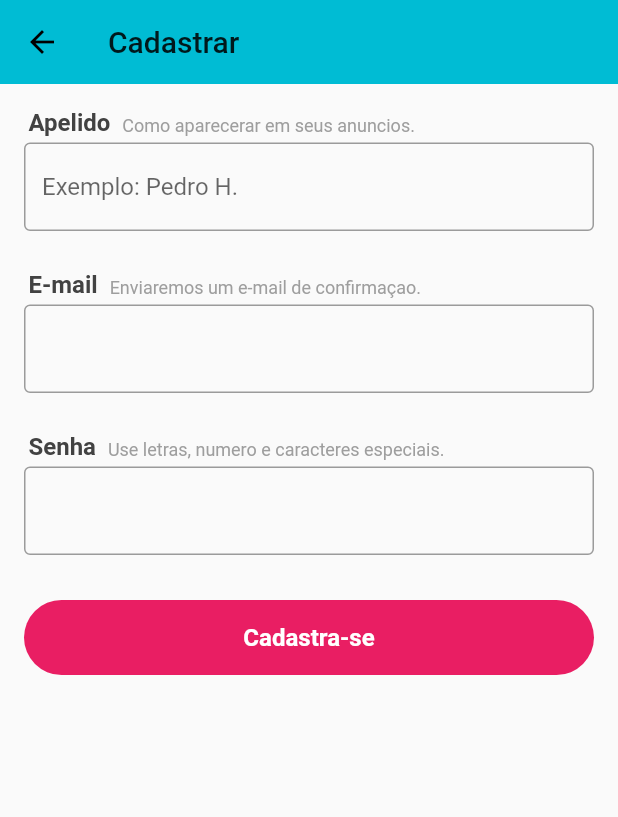
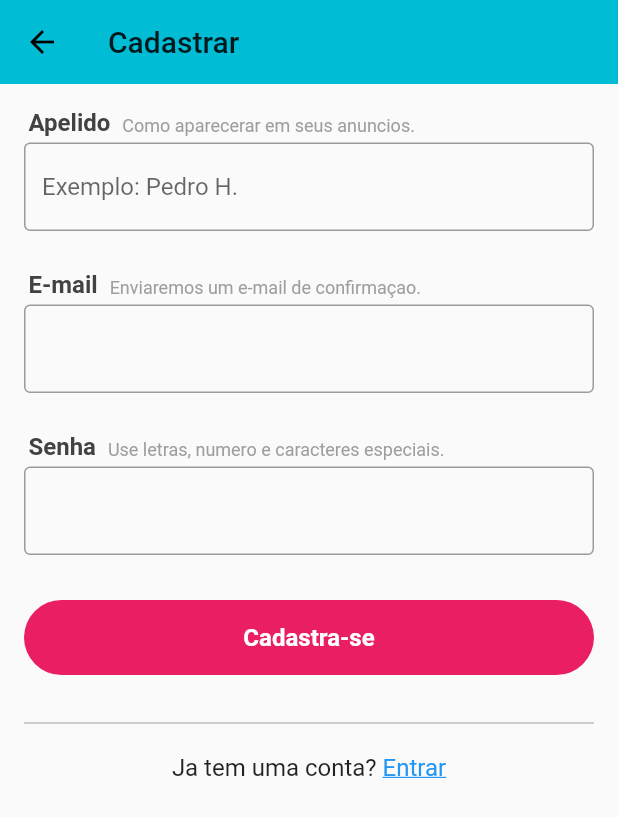
Before and after one commit to pedroaguiar1994/projetoXLO, a Flutter app: the SignUpScreen screen opened directly, on a phone screen of 412 x 824 dp. Shown: the top 817 px of the screen. Run offline on Flutter 3.47's test engine with Material 2 defaults, Android fonts, the phone set to English and light mode, and no system bars; our stand-ins replace brasil_fields, rxdart.

```diff
--- a/lib/screens/login/signUp/signup_screen.dart
+++ b/lib/screens/login/signUp/signup_screen.dart
@@ -108,7 +108,35 @@ class _SignUpScreenState extends State<SignUpScreen> {
                       borderRadius: BorderRadius.circular(25)
                     )
                   ),
-                )
+                ),
+                Divider(
+                  color: Colors.grey,
+                ),
+                Padding(
+                  padding: const EdgeInsets.symmetric(vertical:12),
+                  child: Row(
+                    mainAxisAlignment: MainAxisAlignment.center,
+                    children: <Widget>[
+                      const Text(
+                        'Ja tem uma conta? ',
+                        style:TextStyle(fontSize: 16),
+                      ),
+                      GestureDetector(
+                        onTap: (){
+                          Navigator.of(context).pop();
+                        },
+                        child: Text(
+                          'Entrar',
+                          style:TextStyle(
+                            decoration: TextDecoration.underline,
+                            color: Colors.blue,
+                            fontSize: 16,
+                          )
+                        ),
+                      )
+                    ]
+                  ),
+                  )
               ],
             );
           }
```
Also changed, not shown: 2 other files.
